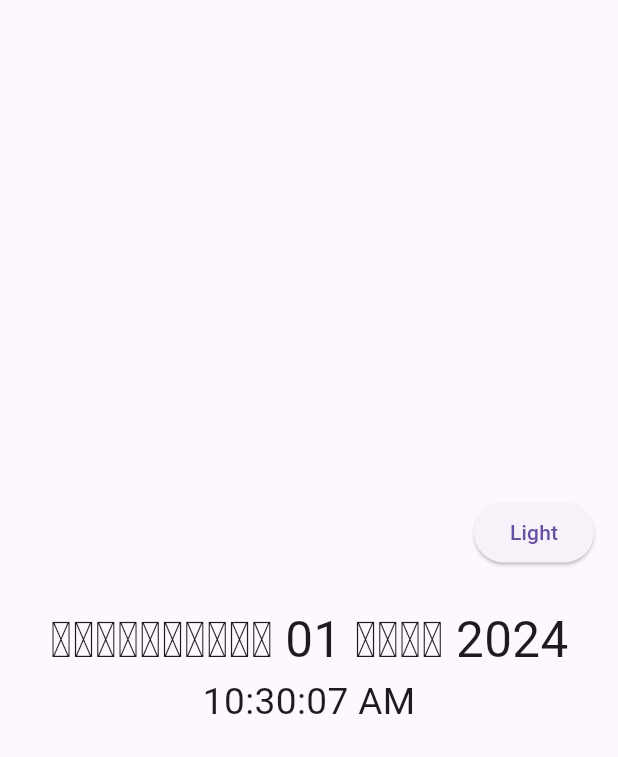
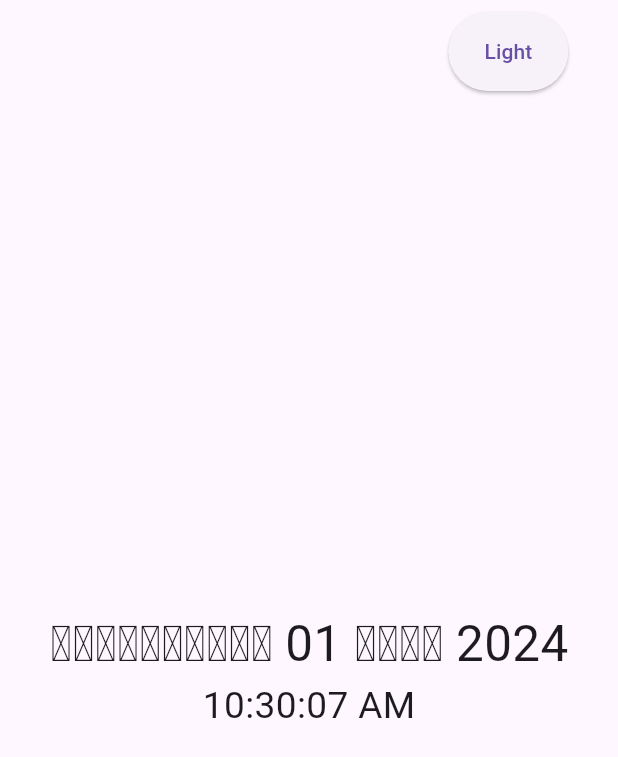
Before and after one commit to arakhacambodia/arakhacore, a Flutter app: the screen it shows after launch, on a phone screen of 412 x 824 dp. Shown: the top 757 px of the screen. Run offline on Flutter 3.47's test engine with Material 3 defaults, Android fonts, the phone set to English and light mode, and no system bars; our stand-ins replace google_fonts.

```diff
--- a/mobilecore/arakhamobile/lib/main.dart
+++ b/mobilecore/arakhamobile/lib/main.dart
@@ -60,19 +60,22 @@ class _HomePageState extends State<HomePage> {
     Size size = MediaQuery.sizeOf(context);
     double width = size.width;
     return MaterialApp(
+      debugShowCheckedModeBanner: false,
       theme: isDarkTheme ? ThemeData.dark() : ThemeData.light(),
       home: SafeArea(
         child: Scaffold(
           body: Center(
             child: Column(
               mainAxisAlignment: MainAxisAlignment.center,
-              crossAxisAlignment: CrossAxisAlignment.center,
+              crossAxisAlignment: CrossAxisAlignment.end,
               children: [
-                Container(
-                  alignment: Alignment.centerRight,
+                Expanded(
+                  flex: 1,
                   child: ToggleButtonWidget(isOn: isDarkTheme, toggle: toggle),
                 ),
-                Column(
+                Expanded(
+                  flex: 11,
+                  child: Column(
                     mainAxisAlignment: MainAxisAlignment.center,
                     crossAxisAlignment: CrossAxisAlignment.center,
                     children: [
@@ -93,6 +96,7 @@ class _HomePageState extends State<HomePage> {
                           )),
                     ],
                   ),
+                ),
               ],
             ),
           ),
```
Lines whose indentation alone changed are shown as unchanged.
